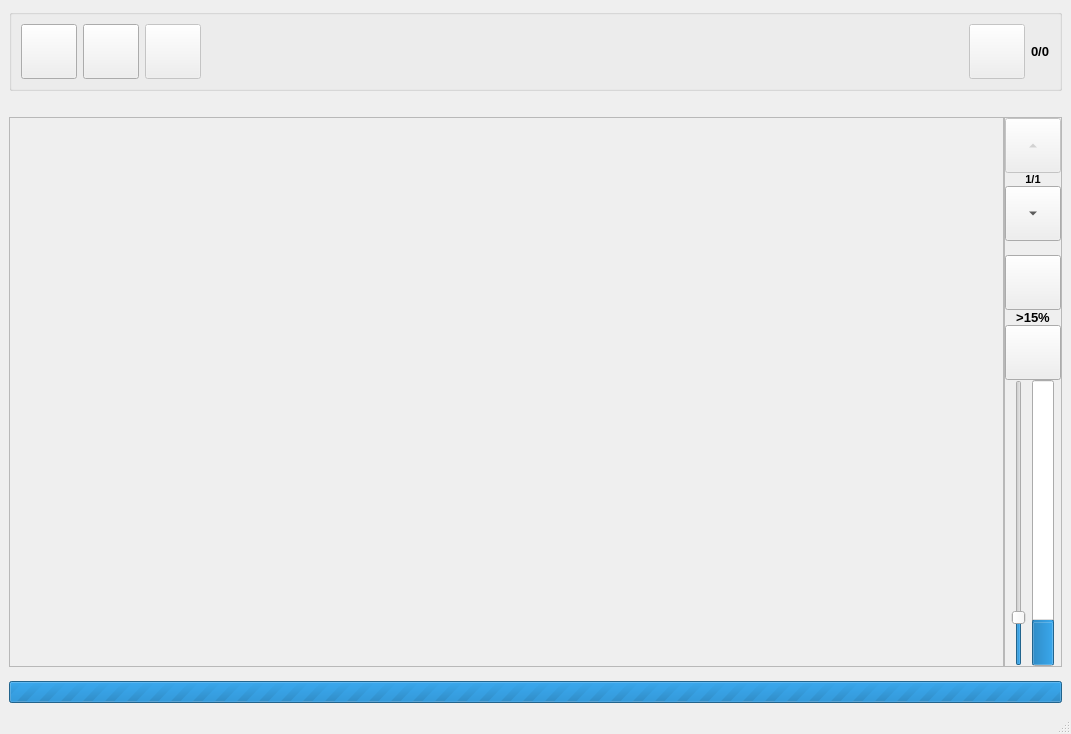
Above: src/ui/main_ui/ui_main.ui from sclMAX/NsfwScannAndExplorer before the change. Below: the same form after it.
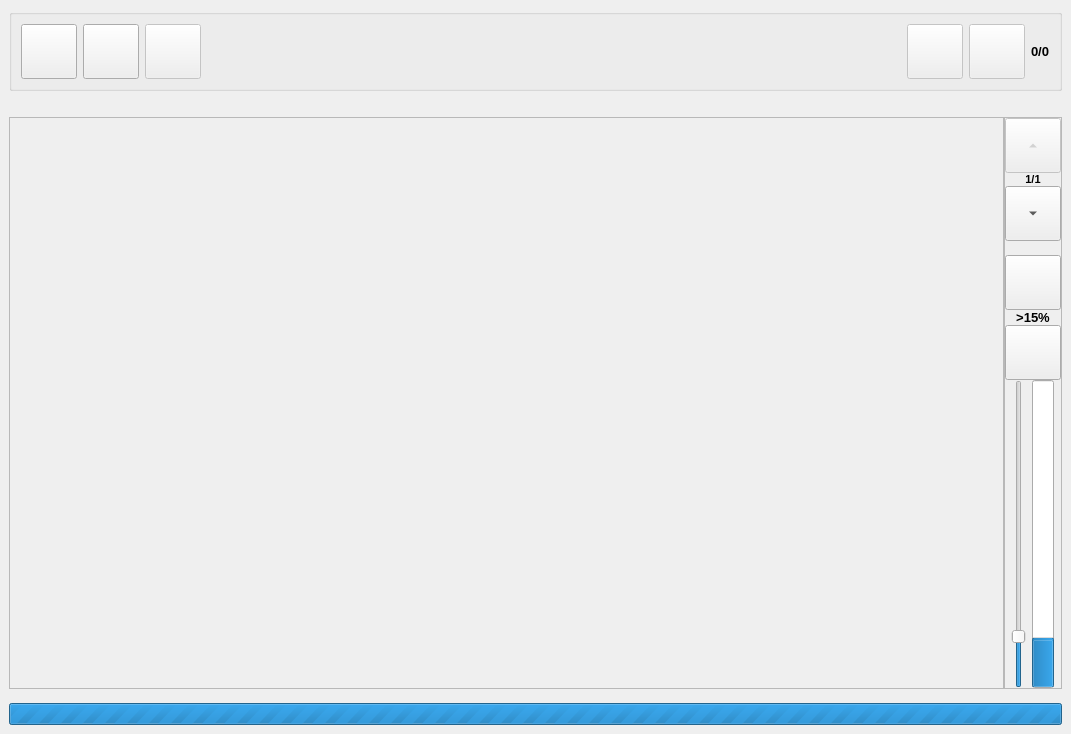
That is the form after the change. Icons and pictures are not drawn.

The edit to the form file:
```diff
--- a/src/ui/main_ui/ui_main.ui
+++ b/src/ui/main_ui/ui_main.ui
@@ -116,6 +116,32 @@
          </property>
         </spacer>
        </item>
+       <item>
+        <widget class="QToolButton" name="btnDeleteAll">
+         <property name="enabled">
+          <bool>false</bool>
+         </property>
+         <property name="toolTip">
+          <string>&lt;html&gt;&lt;head/&gt;&lt;body&gt;&lt;p&gt;Borrar todas de la pagina actual.&lt;/p&gt;&lt;/body&gt;&lt;/html&gt;</string>
+         </property>
+         <property name="text">
+          <string/>
+         </property>
+         <property name="icon">
+          <iconset resource="../resources.qrc">
+           <normaloff>:/iconos/cancel</normaloff>:/iconos/cancel</iconset>
+         </property>
+         <property name="iconSize">
+          <size>
+           <width>48</width>
+           <height>48</height>
+          </size>
+         </property>
+         <property name="arrowType">
+          <enum>Qt::NoArrow</enum>
+         </property>
+        </widget>
+       </item>
        <item>
         <widget class="QToolButton" name="btnUndo">
          <property name="enabled">
@@ -189,8 +215,8 @@
             <rect>
              <x>0</x>
              <y>0</y>
-             <width>989</width>
-             <height>503</height>
+             <width>985</width>
+             <height>556</height>
             </rect>
            </property>
            <property name="layoutDirection">
@@ -484,29 +510,6 @@
     </item>
    </layout>
   </widget>
-  <widget class="QStatusBar" name="statusbar">
-   <property name="mouseTracking">
-    <bool>false</bool>
-   </property>
-   <property name="toolTip">
-    <string/>
-   </property>
-   <property name="toolTipDuration">
-    <number>0</number>
-   </property>
-   <property name="statusTip">
-    <string/>
-   </property>
-   <property name="whatsThis">
-    <string/>
-   </property>
-   <property name="autoFillBackground">
-    <bool>false</bool>
-   </property>
-   <property name="sizeGripEnabled">
-    <bool>true</bool>
-   </property>
-  </widget>
  </widget>
  <resources>
   <include location="../resources.qrc"/>
```
